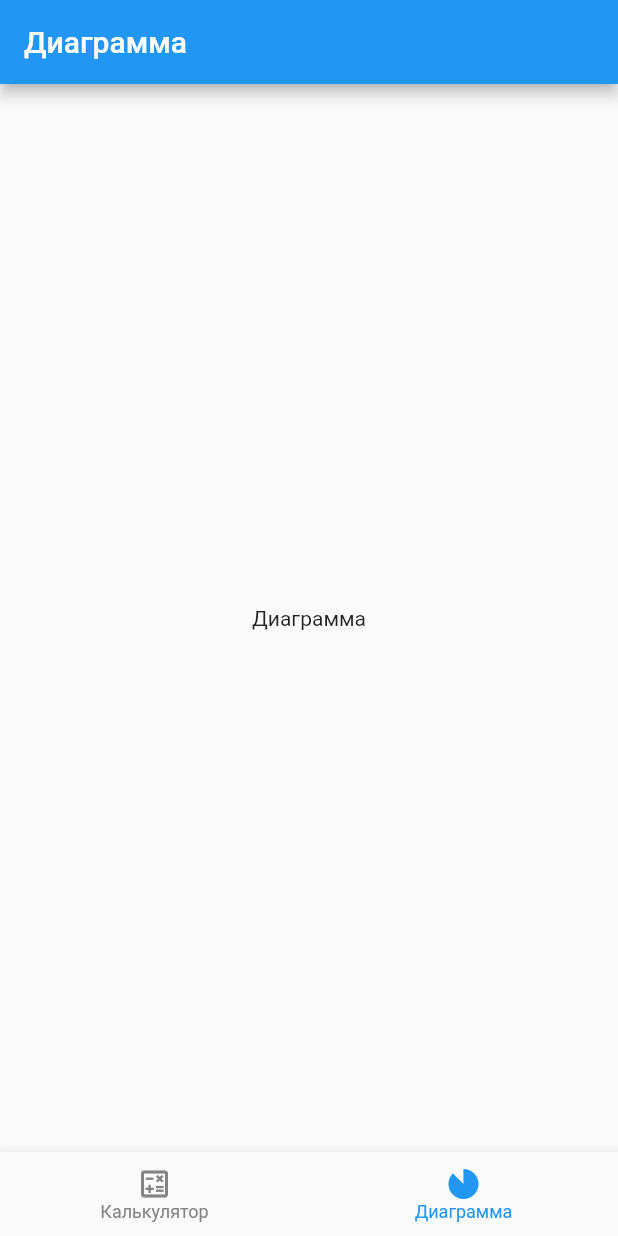
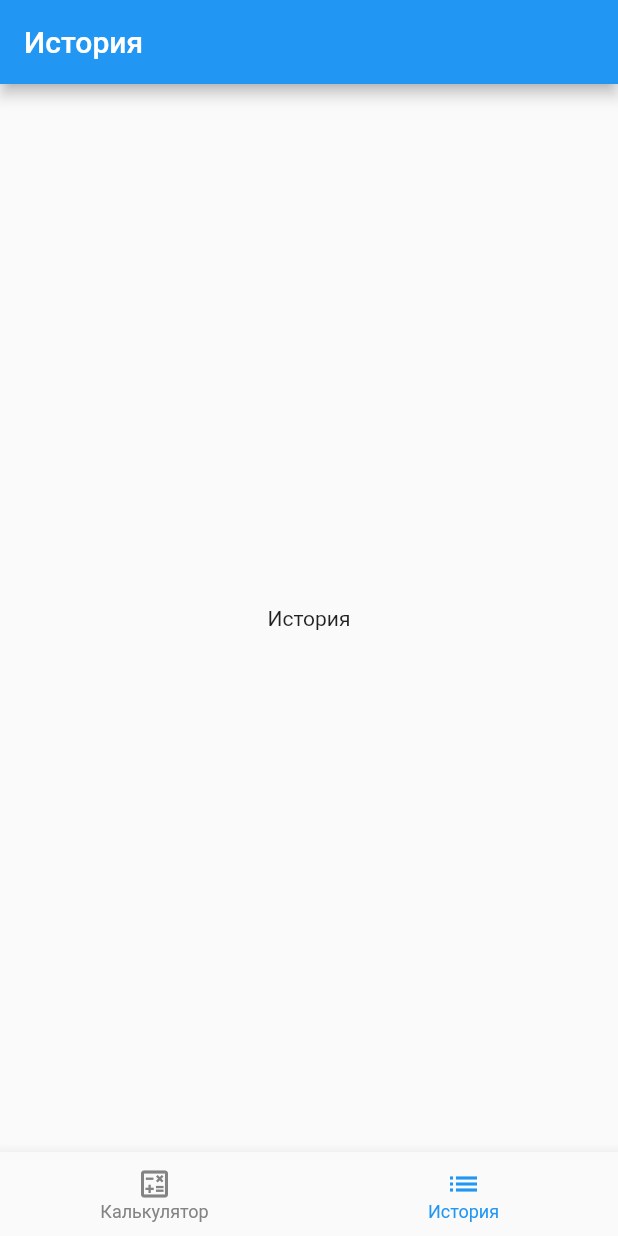
Before and after one commit to ivzhat/calculator_app, a Flutter app: the screen it shows after launch, item 2 of the bottom bar chosen, on a phone screen of 412 x 824 dp. Run offline on Flutter 3.47's test engine with Material 2 defaults, Android fonts, the phone set to English and light mode, and no system bars; our stand-ins replace bloc, flutter_bloc, go_router, pie_chart.

Commit message:
calculatorbloc changes + routing changes

```diff
--- a/lib/feature/calculator/bloc/calculator_event.dart
+++ b/lib/feature/calculator/bloc/calculator_event.dart
@@ -2,3 +2,12 @@ part of 'calculator_bloc.dart';
 
 @immutable
 abstract class CalculatorEvent {}
+
+class CalculatorCalculationStarted extends CalculatorEvent {
+  CalculatorCalculationStarted(this.loanSum, this.interestRate, this.loanTerm, this.selectedPaymentType);
+
+  final String loanSum;
+  final String interestRate;
+  final String loanTerm;
+  final String selectedPaymentType;
+}
--- a/lib/feature/calculator/bloc/calculator_state.dart
+++ b/lib/feature/calculator/bloc/calculator_state.dart
@@ -7,4 +7,14 @@ class CalculatorInitial extends CalculatorState {}
 
 class CalculatorCalculating extends CalculatorState {}
 
-class CalculatorCalculated extends CalculatorState {}
+class CalculatorCalculated extends CalculatorState {
+  CalculatorCalculated(this.dataRows, this.totalPayment, this.totalInterest, this.interestRate, this.loanAmount, this.loanTerm, this.typeOfPayment);
+
+  final List<DataRow> dataRows;
+  final double totalPayment;
+  final double totalInterest;
+  final double interestRate;
+  final double loanAmount;
+  final int loanTerm;
+  final String typeOfPayment;
+}
--- a/lib/feature/calculator/ui/diagram_page.dart
+++ b/lib/feature/calculator/ui/history_page.dart
@@ -1,12 +1,12 @@
 import 'package:flutter/material.dart';
 
-class DiagramPage extends StatelessWidget {
-  const DiagramPage({super.key});
+class HistoryPage extends StatelessWidget {
+  const HistoryPage({super.key});
 
   @override
   Widget build(BuildContext context) {
     return const Center(
-      child: Text('Диаграмма'),
+      child: Text('История'),
     );
   }
 }
--- a/lib/feature/calculator/ui/widget/payments_table.dart
+++ b/lib/feature/calculator/ui/widget/payments_table.dart
@@ -9,7 +9,7 @@ class PaymentsTable extends StatelessWidget {
   Widget build(BuildContext context) {
     return DataTable(
       showBottomBorder: true,
-      columns: [
+      columns: const [
         DataColumn(label: Text(' №', style: TextStyle(fontSize: 16.0))),
         DataColumn(label: Text('Платеж', style: TextStyle(fontSize: 16.0))),
         DataColumn(label: Text('Проценты', style: TextStyle(fontSize: 16.0))),
--- a/lib/main.dart
+++ b/lib/main.dart
@@ -1,5 +1,8 @@
 import 'package:calculator_app/routes.dart';
 import 'package:flutter/material.dart';
+import 'package:flutter_bloc/flutter_bloc.dart';
+
+import 'feature/calculator/bloc/calculator_bloc.dart';
 
 void main() {
   runApp(const MyApp());
@@ -10,9 +13,12 @@ class MyApp extends StatelessWidget {
 
   @override
   Widget build(BuildContext context) {
-    return MaterialApp.router(
-      routerConfig: appRouter,
-      debugShowCheckedModeBanner: false,
+    return BlocProvider(
+      create: (context) => CalculatorBloc(),
+      child: MaterialApp.router(
+        routerConfig: appRouter,
+        debugShowCheckedModeBanner: false,
+      ),
     );
   }
 }
--- a/lib/routes.dart
+++ b/lib/routes.dart
@@ -2,7 +2,7 @@ import 'package:calculator_app/scaffold_with_bottom_bar.dart';
 import 'package:flutter/material.dart';
 import 'package:go_router/go_router.dart';
 import 'feature/calculator/ui/calculator_page.dart';
-import 'feature/calculator/ui/diagram_page.dart';
+import 'feature/calculator/ui/history_page.dart';
 
 final GlobalKey<NavigatorState> _rootNavigatorKey = GlobalKey<NavigatorState>();
 final _shellNavigatorKey = GlobalKey<NavigatorState>();
@@ -31,21 +31,21 @@ final GoRouter appRouter = GoRouter(
                 appBar: AppBar(
                     title: const Text('Калькулятор')
                 ),
-                body: CalculatorPage(),
+                body: const CalculatorPage(),
               ),
             );
           }
         ),
         GoRoute(
           parentNavigatorKey: _shellNavigatorKey,
-          path: '/diagram',
+          path: '/history',
           pageBuilder: (context, state) {
             return NoTransitionPage(
               child: Scaffold(
                 appBar: AppBar(
-                    title: const Text('Диаграмма')
+                    title: const Text('История')
                 ),
-                body: const DiagramPage(),
+                body: const HistoryPage(),
               ),
             );
           }
--- a/lib/scaffold_with_bottom_bar.dart
+++ b/lib/scaffold_with_bottom_bar.dart
@@ -16,7 +16,7 @@ class _ScaffoldWithNavBarState extends State<ScaffoldWithNavBar> {
 
   static const List<MyCustomBottomNavBarItem> tabs = [
     MyCustomBottomNavBarItem(icon: Icon(Icons.calculate_outlined), label: 'Калькулятор', initialLocation: '/'),
-    MyCustomBottomNavBarItem(icon: Icon(Icons.incomplete_circle), label: 'Диаграмма', initialLocation: '/diagram'),
+    MyCustomBottomNavBarItem(icon: Icon(Icons.list), label: 'История', initialLocation: '/history'),
   ];
 
   @override
```
Also changed, not shown: lib/feature/calculator/bloc/calculator_bloc.dart (+88 -5 lines), lib/feature/calculator/domain/loan_model.dart (added, +13 -0 lines), lib/feature/calculator/ui/calculator_page.dart (+46 -102 lines), lib/feature/calculator/ui/widget/bottom_sheet_form.dart (+73 -50 lines).
